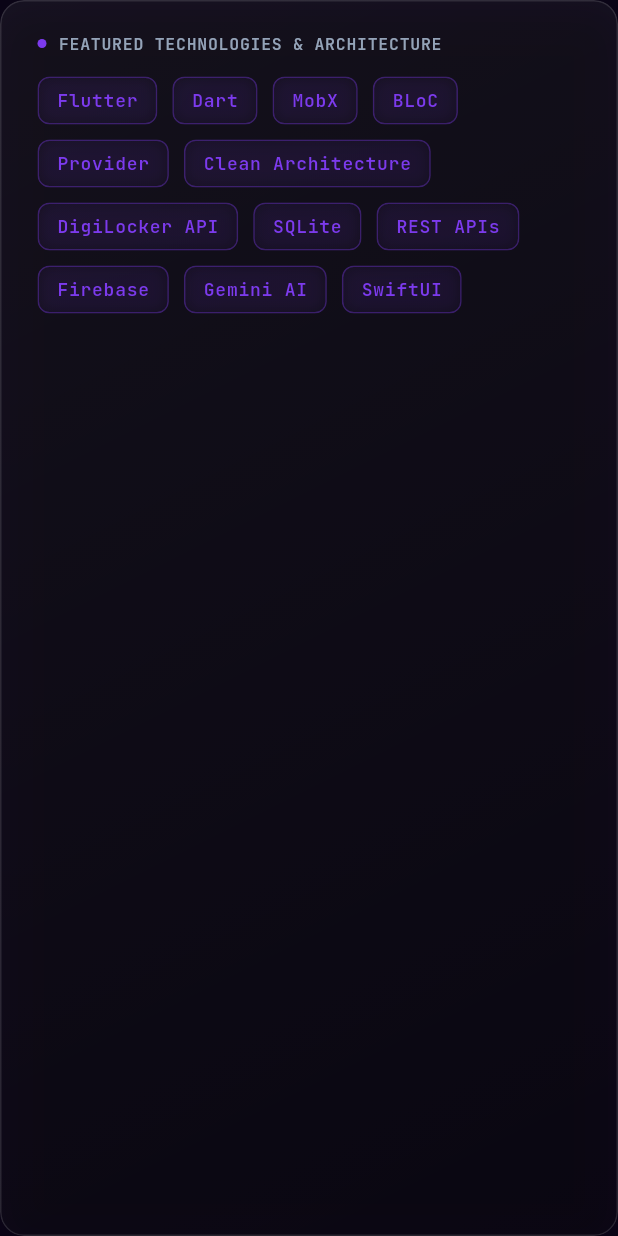
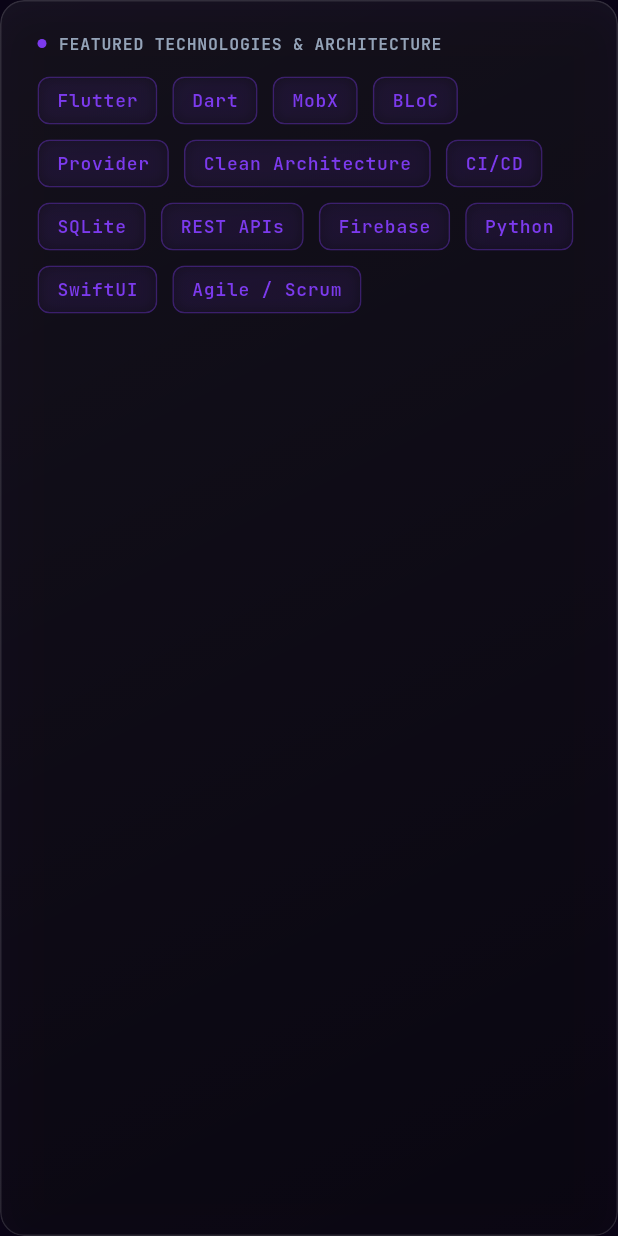
Before and after one commit to aravind-b-dev/MyProtfolio, a Flutter app: the TechTickerBar widget shown alone on an empty page, opened directly, on a phone screen of 412 x 824 dp. Run offline on Flutter 3.47's test engine with Material 3 defaults, Android fonts, the phone set to English and light mode, and no system bars; our stand-ins replace google_fonts, visibility_detector; missing offline and left inert: dart:html.

Commit message:
tech stack updates

```diff
--- a/lib/features/home/views/tech_ticker_bar.dart
+++ b/lib/features/home/views/tech_ticker_bar.dart
@@ -16,12 +16,13 @@
       "BLoC",
       "Provider",
       "Clean Architecture",
-      "DigiLocker API",
+      "CI/CD",
       "SQLite",
       "REST APIs",
       "Firebase",
-      "Gemini AI",
+      "Python",
       "SwiftUI",
+      "Agile / Scrum",
     ];
 
     return ClipRRect(
@@ -35,10 +36,7 @@
             color: AppColors.glassBase,
             gradient: AppColors.glassFillGradient,
             borderRadius: BorderRadius.circular(16),
-            border: Border.all(
-              color: AppColors.glassBorder,
-              width: 1.0,
-            ),
+            border: Border.all(color: AppColors.glassBorder, width: 1.0),
             boxShadow: [
               BoxShadow(
                 color: Colors.black.withValues(alpha: 0.35),
@@ -75,10 +73,7 @@
                 spacing: 10,
                 runSpacing: 10,
                 children: techStack.map((tech) {
-                  return GlassChip(
-                    label: tech,
-                    color: AppColors.accentIndigo,
-                  );
+                  return GlassChip(label: tech, color: AppColors.accentIndigo);
                 }).toList(),
               ),
             ],
```
